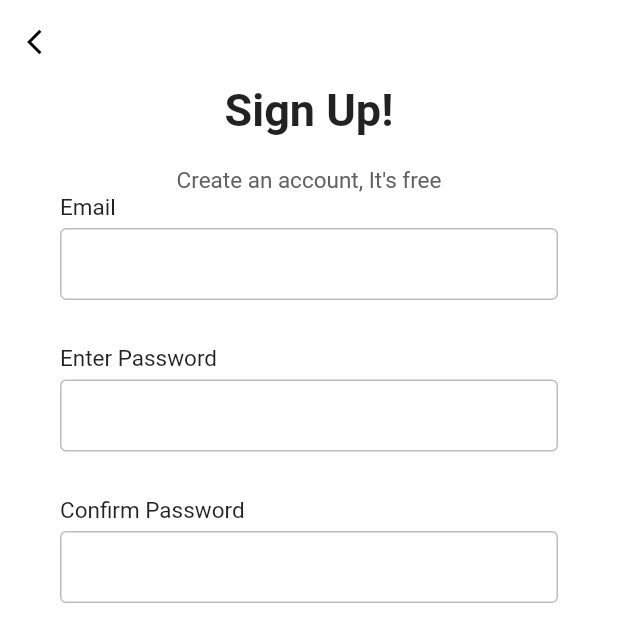
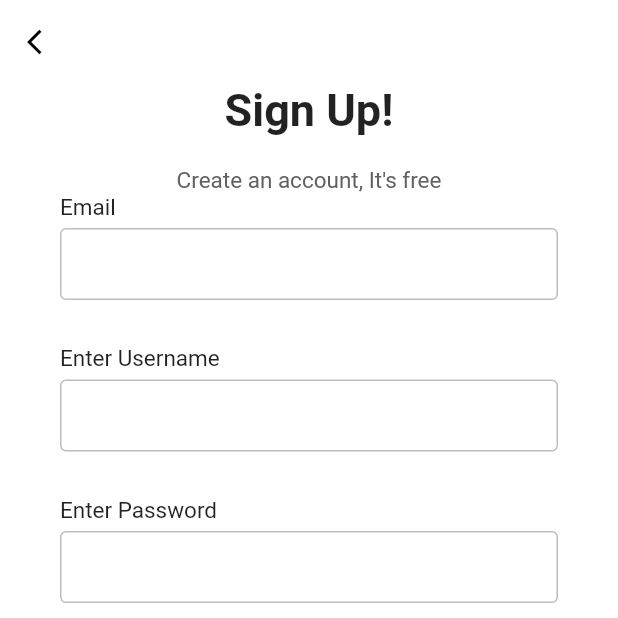
Before and after one commit to ELITA04/Near-Chat, a Flutter app: the SignUpPage screen opened directly, on a phone screen of 412 x 824 dp, the top half of it. Run offline on Flutter 3.47's test engine with Material 2 defaults, Android fonts, the phone set to English and light mode, and no system bars; our stand-ins replace cloud_firestore, firebase_auth, firebase_core, hive, hive_flutter, simple_animations; missing offline and left inert: nearby_connections; accounts and stored records are empty.

Commit message:
Added username option and hive to save username for discovery

```diff
--- a/lib/services/auth.service.dart
+++ b/lib/services/auth.service.dart
@@ -1,7 +1,7 @@
 import 'package:firebase_auth/firebase_auth.dart';
 import 'package:cloud_firestore/cloud_firestore.dart';
 
-Future<String> registerUser(emailID, password) async {
+Future<String> registerUser(emailID, username, password) async {
   FirebaseAuth firebaseAuth = FirebaseAuth.instance;
   CollectionReference dbRef = FirebaseFirestore.instance.collection("users");
 
@@ -9,7 +9,7 @@ Future<String> registerUser(emailID, password) async {
     await firebaseAuth
         .createUserWithEmailAndPassword(email: emailID, password: password)
         .then((result) {
-      dbRef.doc(emailID).set({'username': 'kad99kev'});
+      dbRef.doc(emailID).set({'username': username});
     });
   } on FirebaseAuthException catch (e) {
     if (e.code == 'weak-password') {
--- a/lib/views/auth/login.dart
+++ b/lib/views/auth/login.dart
@@ -1,4 +1,5 @@
 import 'package:flutter/material.dart';
+import 'package:hive/hive.dart';
 import 'package:near_chat/animations/animations.dart';
 import 'package:near_chat/components/auth/input_field.dart';
 import 'package:near_chat/components/auth/coloured_button.dart';
@@ -134,11 +135,18 @@ class _LoginPageState extends State<LoginPage> {
       (value) {
         print(value);
         if (value is String) {
-          _showAlert(context, "An Error has Occurred!", value, "Try Again", () {
-            Navigator.pop(context);
-          });
+          _showAlert(
+            context,
+            "An Error has Occurred!",
+            value,
+            "Try Again",
+            () {
+              Navigator.pop(context);
+            },
+          );
         } else {
-          print('Username: ' + value['username']);
+          Hive.box('user').put('username', value['username']);
+          Navigator.pushNamedAndRemoveUntil(context, '/home', (route) => false);
         }
       },
     );
--- a/lib/views/auth/sign_up.dart
+++ b/lib/views/auth/sign_up.dart
@@ -13,8 +13,7 @@ class SignUpPage extends StatefulWidget {
 class _SignUpPageState extends State<SignUpPage> {
   final TextEditingController emailController = TextEditingController();
   final TextEditingController passwordController = TextEditingController();
-  final TextEditingController confirmPasswordController =
-      TextEditingController();
+  final TextEditingController usernameController = TextEditingController();
 
   @override
   Widget build(BuildContext context) {
@@ -75,19 +74,18 @@ class _SignUpPageState extends State<SignUpPage> {
                     ),
                   ),
                   FadeAnimation(
+                    1.4,
+                    InputField(
+                      label: "Enter Username",
+                      controller: usernameController,
+                    ),
+                  ),
+                  FadeAnimation(
                     1.3,
                     InputField(
                       label: "Enter Password",
                       obscureText: true,
                       controller: passwordController,
-                    ),
-                  ),
-                  FadeAnimation(
-                    1.4,
-                    InputField(
-                      label: "Confirm Password",
-                      obscureText: true,
-                      controller: confirmPasswordController,
                     ),
                   ),
                 ],
@@ -142,7 +140,9 @@ class _SignUpPageState extends State<SignUpPage> {
   }
 
   void signUp(BuildContext context) {
-    registerUser(emailController.text, passwordController.text).then(
+    registerUser(emailController.text, usernameController.text,
+            passwordController.text)
+        .then(
       (value) {
         print(value);
         if (value != 'success') {
@@ -155,8 +155,7 @@ class _SignUpPageState extends State<SignUpPage> {
               "Success!",
               "You've been registered successfully! Please login to begin chatting!",
               "Proceed", () {
-            Navigator.pop(context);
-            Navigator.pop(context);
+            Navigator.popUntil(context, (route) => route.isFirst);
           });
         }
       },
--- a/lib/views/main/home_screen.dart
+++ b/lib/views/main/home_screen.dart
@@ -1,6 +1,7 @@
 import 'dart:math';
 
 import 'package:flutter/material.dart';
+import 'package:hive/hive.dart';
 import 'package:near_chat/components/home_screen/bottom_button.dart';
 import 'package:near_chat/components/home_screen/connection_init_sheet.dart';
 import 'package:near_chat/components/home_screen/discovered_users.dart';
@@ -14,8 +15,8 @@ class HomeScreen extends StatefulWidget {
 
 class _HomeScreenState extends State<HomeScreen> {
   final _scaffoldKey = GlobalKey<ScaffoldState>();
-  final String userName = Random().nextInt(10000).toString();
   final Strategy strategy = Strategy.P2P_STAR;
+  String userName;
 
   String connectedTo = 'None';
   List<DiscoveredUser> usersDiscovered = [];
@@ -27,6 +28,8 @@ class _HomeScreenState extends State<HomeScreen> {
   void initState() {
     Nearby().askLocationAndExternalStoragePermission();
     super.initState();
+    var result = Hive.box('user').get('username');
+    userName = result;
   }
 
   @override
@@ -35,7 +38,7 @@ class _HomeScreenState extends State<HomeScreen> {
       home: Scaffold(
         key: _scaffoldKey,
         appBar: AppBar(
-          title: Text('NearChat'),
+          title: Text(userName),
         ),
         body: usersDiscovered.length < 1
             ? Column(
@@ -69,6 +72,12 @@ class _HomeScreenState extends State<HomeScreen> {
                 name: 'Go Offline',
                 icon: Icons.portable_wifi_off,
                 handler: handleGoOffline,
+              ),
+              FlatButton(
+                child: Text('XXX'),
+                onPressed: () {
+                  Hive.box('user').delete('username');
+                },
               ),
             ],
           ),
--- a/pubspec.yaml
+++ b/pubspec.yaml
@@ -24,6 +24,8 @@ dependencies:
     cloud_firestore: ^0.14.0
     firebase_auth: ^0.18.0
     nearby_connections: 1.1.1+1
+    hive: ^1.4.4+1
+    hive_flutter: ^0.3.1
 
     # The following adds the Cupertino Icons font to your application.
     # Use with the CupertinoIcons class for iOS style icons.
```
Also changed, not shown: lib/main.dart (+28 -2 lines), lib/views/main/welcome_screen.dart (+3 -6 lines), lib/views/auth/forgot_password.dart (deleted), pubspec.lock.
